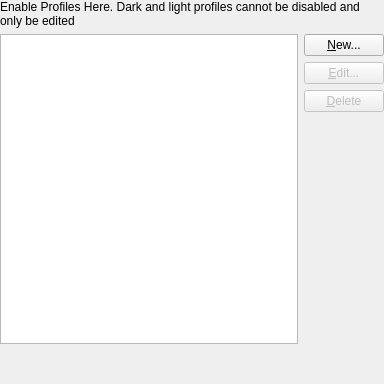
The window that src/settings/profilesettingsdialog.ui (baduhai/Koi) describes before a commit, drawn with Qt 5.
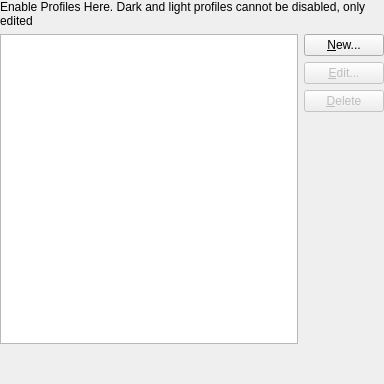
The same window after the commit.

The edit to the form file:
```diff
--- a/src/settings/profilesettingsdialog.ui
+++ b/src/settings/profilesettingsdialog.ui
@@ -26,7 +26,7 @@
    <item>
     <widget class="QLabel" name="label">
      <property name="text">
-      <string>Enable Profiles Here. Dark and light profiles cannot be disabled and only be edited </string>
+      <string>Enable Profiles Here. Dark and light profiles cannot be disabled, only edited </string>
      </property>
      <property name="wordWrap">
       <bool>true</bool>
```
